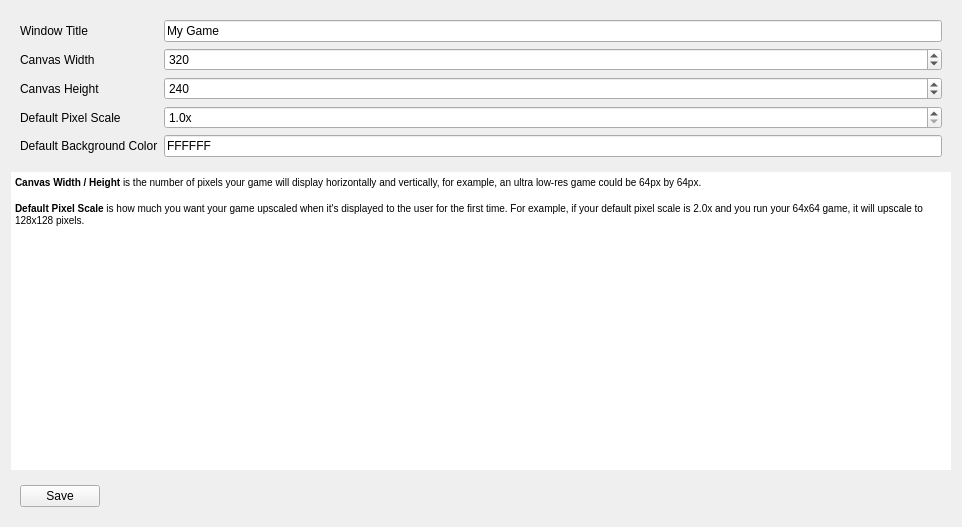
Old version of the form Editor/forms/configurationeditor.ui in the repository tffdev/Lumi.
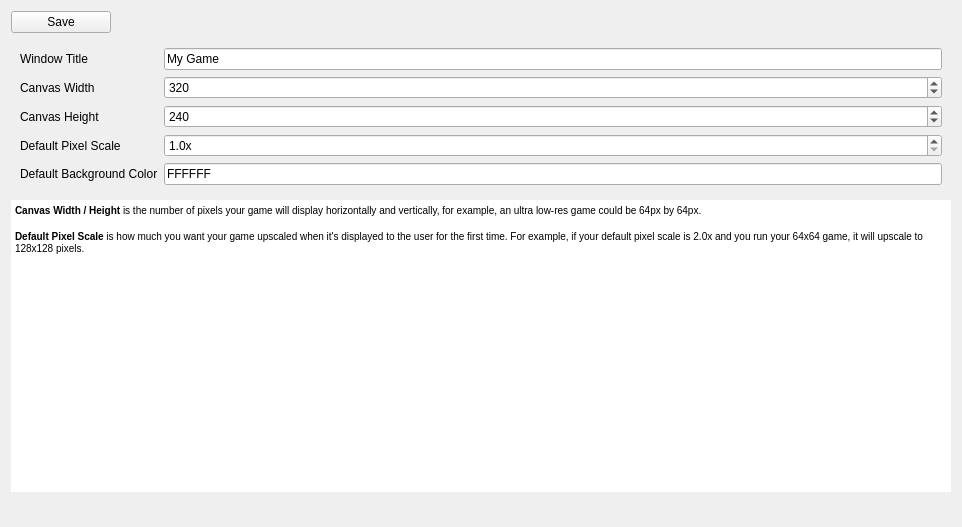
New version of the form. Icons and pictures are not drawn.

The edit to the form file:
```diff
--- a/Editor/forms/configurationeditor.ui
+++ b/Editor/forms/configurationeditor.ui
@@ -14,6 +14,24 @@
    <string>Form</string>
   </property>
   <layout class="QVBoxLayout" name="verticalLayout">
+   <item>
+    <widget class="QPushButton" name="buttonSave">
+     <property name="maximumSize">
+      <size>
+       <width>100</width>
+       <height>16777215</height>
+      </size>
+     </property>
+     <property name="text">
+      <string>Save</string>
+     </property>
+     <property name="icon">
+      <iconset>
+       <normalon>:/rc/icons/checkmark.svg</normalon>
+      </iconset>
+     </property>
+    </widget>
+   </item>
    <item>
     <widget class="QWidget" name="widget" native="true">
      <property name="maximumSize">
@@ -145,21 +163,7 @@
    </item>
    <item alignment="Qt::AlignLeft">
     <widget class="QWidget" name="horizontalWidget" native="true">
-     <layout class="QHBoxLayout" name="horizontalLayout">
-      <item>
-       <widget class="QPushButton" name="buttonSave">
-        <property name="maximumSize">
-         <size>
-          <width>100</width>
-          <height>16777215</height>
-         </size>
-        </property>
-        <property name="text">
-         <string>Save</string>
-        </property>
-       </widget>
-      </item>
-     </layout>
+     <layout class="QHBoxLayout" name="horizontalLayout"/>
     </widget>
    </item>
   </layout>
```
